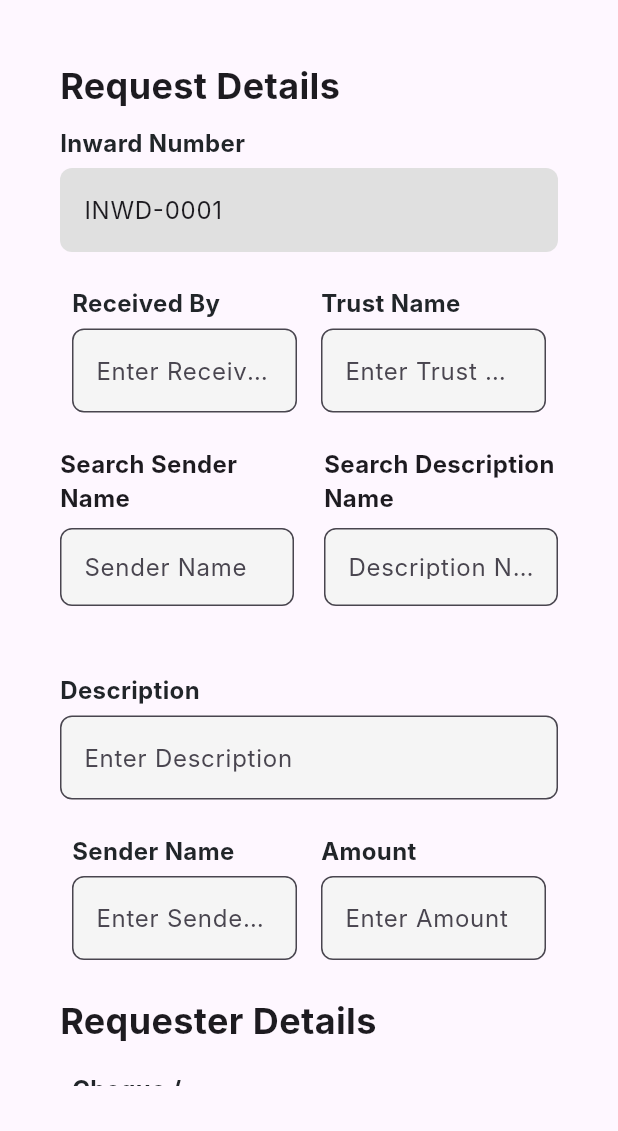
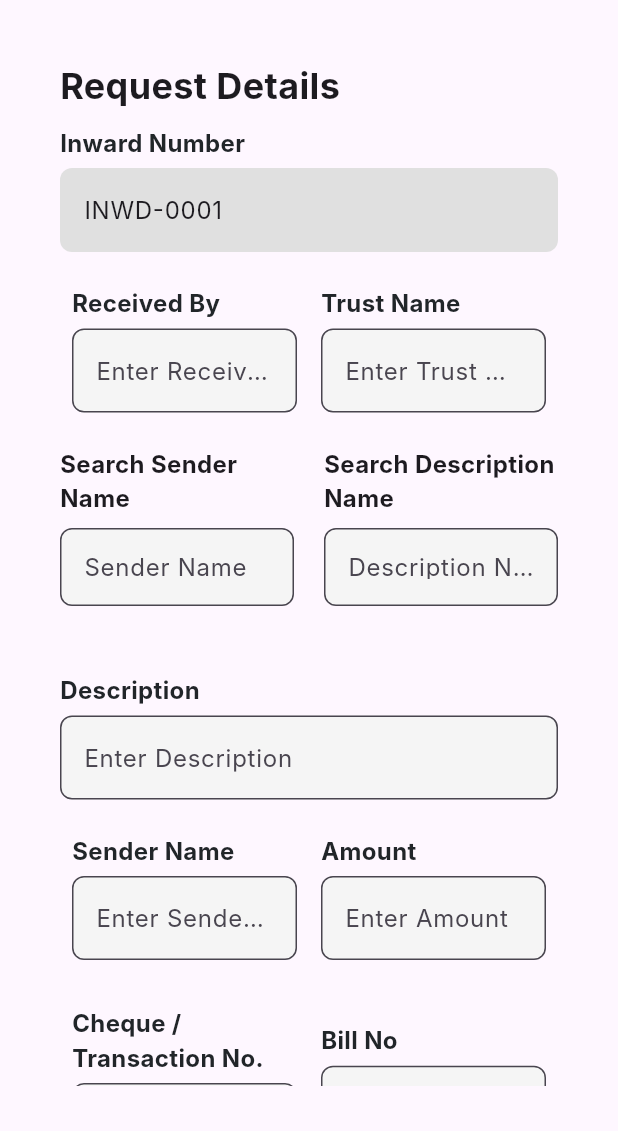
Before and after one commit to GaryChettiar/aid_hub, a Flutter app: the NewRequest screen opened directly, on a phone screen of 412 x 824 dp, the part 105-1236 px from its top. Run offline on Flutter 3.47's test engine with Material 3 defaults, Android fonts, the light colour scheme and no system bars; drawn by our look-alikes of flutter_typeahead; our stand-ins replace cloud_firestore, file_picker, firebase_core, loading_animation_widget, pdf, printing; missing offline and left inert: excel; accounts and stored records are empty; Roboto replaces fonts that are missing (Inter).

Commit message:
render problem check

```diff
--- a/lib/inw_det.dart
+++ b/lib/inw_det.dart
@@ -645,7 +645,10 @@ Future<void> launchEmail({
 
                 _buildRow([
                   _buildField("Bill Reference", controller: _billReferenceController),
-                 Expanded(
+
+
+                ]),
+                Expanded(
         child: Column(
           crossAxisAlignment: CrossAxisAlignment.start,
           children: [
@@ -693,8 +696,6 @@ Future<void> launchEmail({
           ],
         ),
       ),
-
-                ]),
                 SizedBox(height: 15),
 
                 _selectedDescReference == "Other"?
--- a/lib/new_inward.dart
+++ b/lib/new_inward.dart
@@ -671,8 +671,6 @@ Future<void> launchEmail({
                    _buildField("Amount", controller: _amountController),
                  ]),
                  SizedBox(height: 15),
-             Text("Requester Details", style: TextStyle(fontWeight: FontWeight.bold, fontSize: 24)),
-             SizedBox(height: 10),
 
 
 
@@ -684,7 +682,10 @@ Future<void> launchEmail({
 
                  _buildRow([
                    _buildField("Bill Reference", controller: _billReferenceController),
-                  Expanded(
+
+
+                 ]),
+                 Expanded(
          child: Column(
            crossAxisAlignment: CrossAxisAlignment.start,
            children: [
@@ -732,8 +733,6 @@ Future<void> launchEmail({
            ],
          ),
        ),
-
-                 ]),
                  SizedBox(height: 15),
 
                  _selectedDescReference == "Other"?
```
